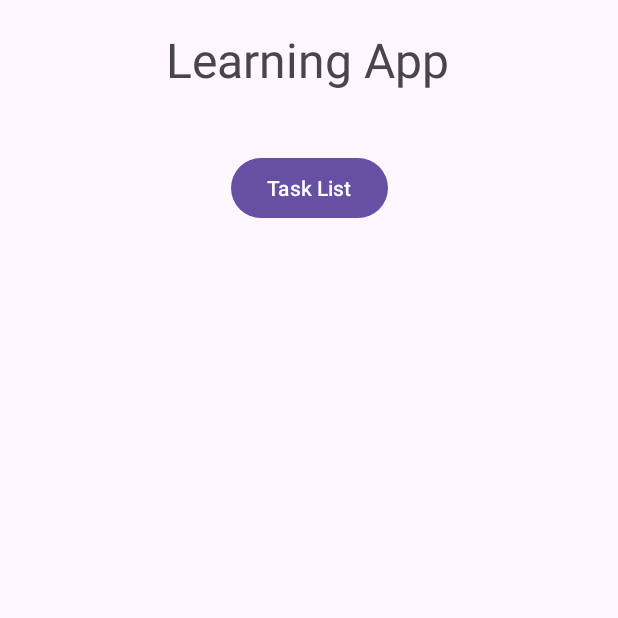
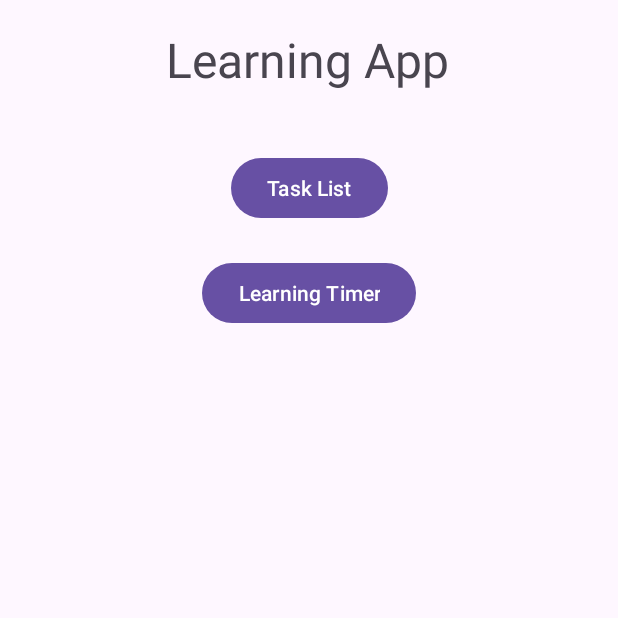
Before and after one commit to 4zazel/LearningApp, an Android app: the screen it shows after launch (MainActivity), on a phone screen of 412 x 824 dp, the top half of it. Run offline under Robolectric (Android 15) with nearby library versions, the phone set to English and light mode, and no system bars.

Commit message:
Added a timer button (Need to fix Date Picker)

```diff
--- a/app/src/main/res/layout/activity_main.xml
+++ b/app/src/main/res/layout/activity_main.xml
@@ -30,4 +30,15 @@
         app:layout_constraintStart_toStartOf="parent"
         app:layout_constraintTop_toTopOf="parent"
         app:layout_constraintVertical_bias="0.131" />
+
+    <Button
+        android:id="@+id/timerbtn"
+        android:layout_width="wrap_content"
+        android:layout_height="wrap_content"
+        android:text="Learning Timer"
+        app:layout_constraintBottom_toBottomOf="parent"
+        app:layout_constraintEnd_toEndOf="parent"
+        app:layout_constraintStart_toStartOf="parent"
+        app:layout_constraintTop_toTopOf="parent"
+        app:layout_constraintVertical_bias="0.221" />
 </androidx.constraintlayout.widget.ConstraintLayout>
```
